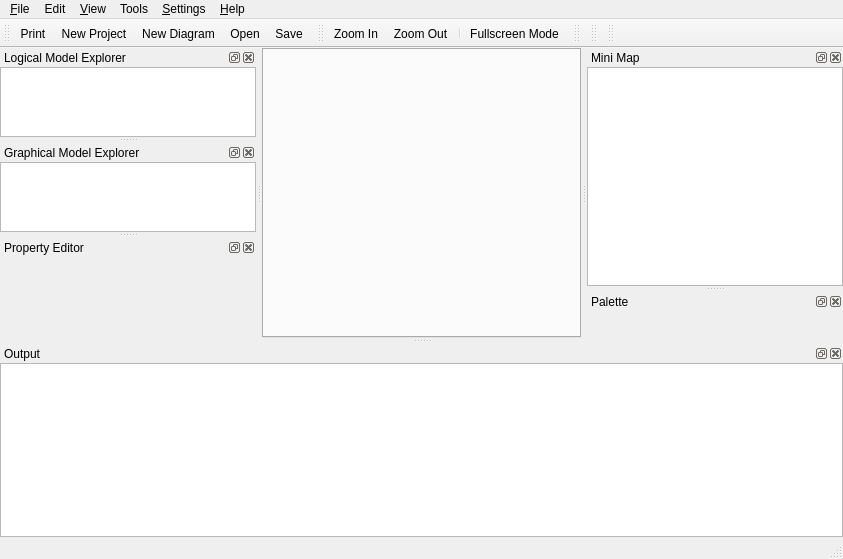
First picture: the form in qrgui/mainwindow/mainWindow.ui, repository qreal/qreal, before the edit.
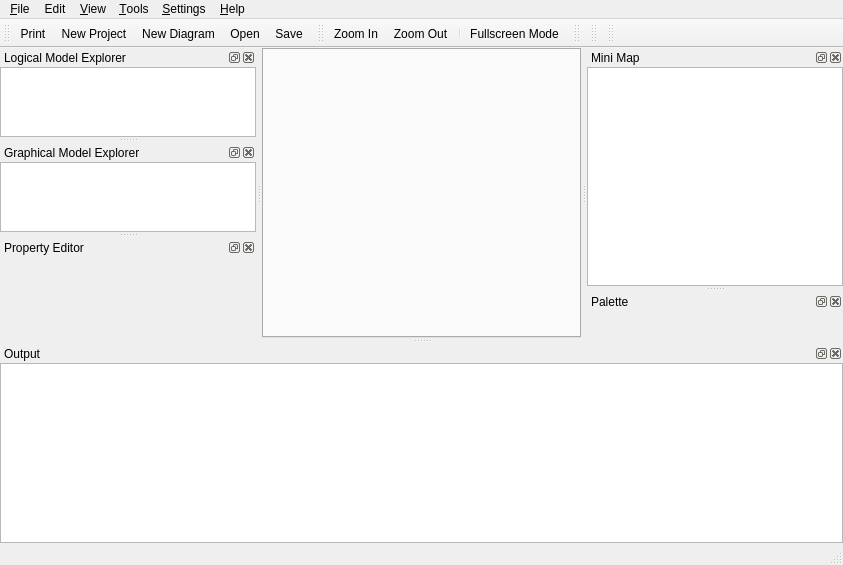
Second picture: the form after the edit. Icons and pictures are not drawn. Custom widgets are drawn as their Qt base class.

```diff
--- a/qrgui/mainwindow/mainWindow.ui
+++ b/qrgui/mainwindow/mainWindow.ui
@@ -7,7 +7,7 @@
     <x>0</x>
     <y>0</y>
     <width>843</width>
-    <height>559</height>
+    <height>565</height>
    </rect>
   </property>
   <property name="windowTitle">
@@ -81,7 +81,7 @@
    </widget>
    <widget class="QMenu" name="menuTools">
     <property name="title">
-     <string>Tools</string>
+     <string>&amp;Tools</string>
     </property>
     <addaction name="actionShow"/>
    </widget>
```
Left out of the diff: 2 changed lines with no effect on the pictures.
